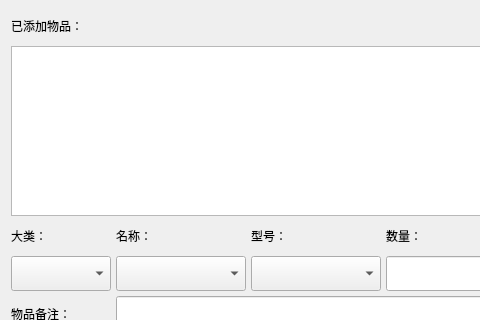
Old version of the form neworder.ui in the repository RicheyJang/RJResManager-Client-; both pictures show x 0 to 480 and y 0 to 320 of the 734 by 619 pixel window.
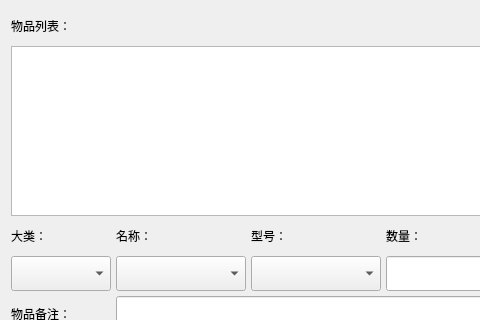
New version of the form. Custom widgets are drawn as their Qt base class.

Diff of the .ui file:
```diff
--- a/neworder.ui
+++ b/neworder.ui
@@ -26,7 +26,7 @@
    <item row="0" column="0">
     <widget class="QLabel" name="label">
      <property name="text">
-      <string>已添加物品：</string>
+      <string>物品列表：</string>
      </property>
     </widget>
    </item>
```
Left out of the diff: 2 changed lines with no effect on the pictures.
